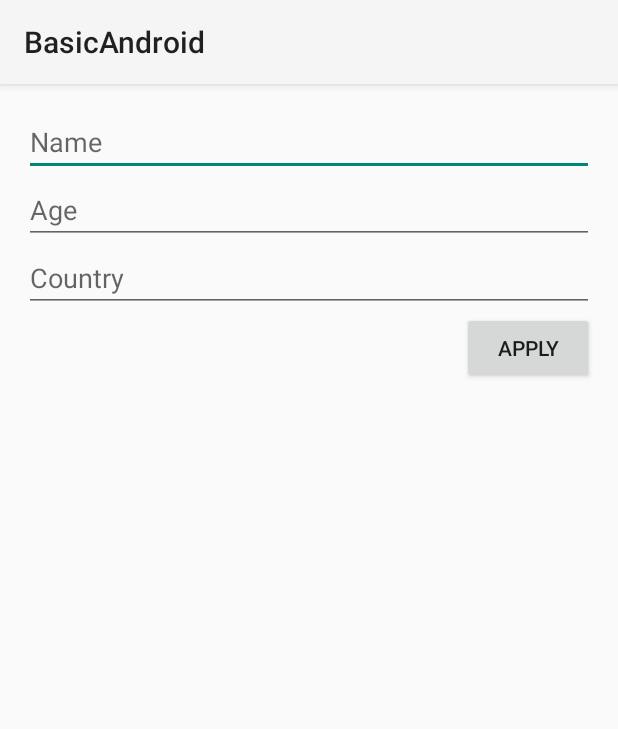
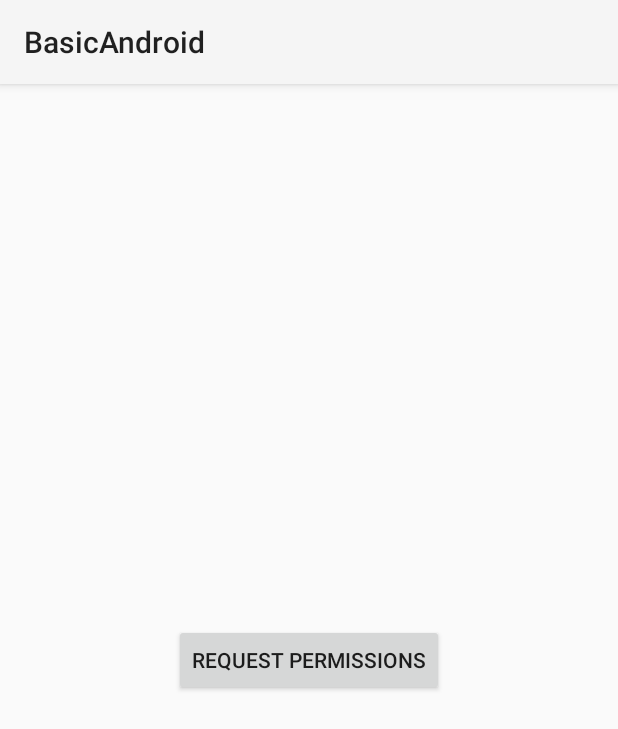
Before and after one commit to albae69/BasicAndroid, an Android app: the screen it shows after launch (MainActivity), on a phone screen of 412 x 824 dp. Shown: the top 729 px of the screen. Run offline under Robolectric (Android 15) with nearby library versions, the phone set to English and light mode, and no system bars.

Commit message:
permission android

```diff
--- a/app/build.gradle
+++ b/app/build.gradle
@@ -10,7 +10,7 @@ android {
 
     defaultConfig {
         applicationId "com.baedev.myapplication"
-        minSdkVersion 21
+        minSdkVersion 29
         targetSdkVersion 30
         versionCode 1
         versionName "1.0"
--- a/app/src/main/res/layout/activity_main.xml
+++ b/app/src/main/res/layout/activity_main.xml
@@ -8,48 +8,14 @@
     android:padding="16dp"
     tools:context=".MainActivity">
 
-
-    <EditText
-        android:id="@+id/etName"
-        android:layout_width="match_parent"
+    <Button
+        android:id="@+id/btnRequestPermission"
+        android:layout_width="wrap_content"
         android:layout_height="wrap_content"
-        android:ems="10"
-        android:inputType="text"
-        android:hint="Name"
+        android:text="Request Permissions"
+        app:layout_constraintBottom_toBottomOf="parent"
         app:layout_constraintEnd_toEndOf="parent"
         app:layout_constraintHorizontal_bias="0.5"
         app:layout_constraintStart_toStartOf="parent"
         app:layout_constraintTop_toTopOf="parent" />
-
-    <EditText
-        android:id="@+id/etAge"
-        android:layout_width="match_parent"
-        android:layout_height="wrap_content"
-        android:ems="10"
-        android:inputType="number"
-        android:hint="Age"
-        app:layout_constraintEnd_toEndOf="parent"
-        app:layout_constraintHorizontal_bias="0.5"
-        app:layout_constraintStart_toStartOf="parent"
-        app:layout_constraintTop_toBottomOf="@+id/etName" />
-
-    <EditText
-        android:id="@+id/etCountry"
-        android:layout_width="match_parent"
-        android:layout_height="wrap_content"
-        android:ems="10"
-        android:inputType="text"
-        android:hint="Country"
-        app:layout_constraintEnd_toEndOf="parent"
-        app:layout_constraintHorizontal_bias="0.5"
-        app:layout_constraintStart_toStartOf="parent"
-        app:layout_constraintTop_toBottomOf="@+id/etAge" />
-
-    <Button
-        android:id="@+id/btnApply"
-        android:layout_width="wrap_content"
-        android:layout_height="wrap_content"
-        android:text="Apply"
-        app:layout_constraintEnd_toEndOf="parent"
-        app:layout_constraintTop_toBottomOf="@+id/etCountry" />
 </androidx.constraintlayout.widget.ConstraintLayout>
```
Also changed, not shown: app/src/main/AndroidManifest.xml (+5 -2 lines), app/src/main/java/com/baedev/myapplication/MainActivity.kt (+53 -17 lines), app/src/main/java/com/baedev/myapplication/Person.kt (deleted, +0 -9 lines), app/src/main/java/com/baedev/myapplication/SecondActivity.kt (deleted, +0 -16 lines), app/src/main/res/layout/activity_second.xml (deleted, +0 -22 lines), app/src/main/res/layout/custom_toast.xml (deleted, +0 -27 lines), 2 other files.
